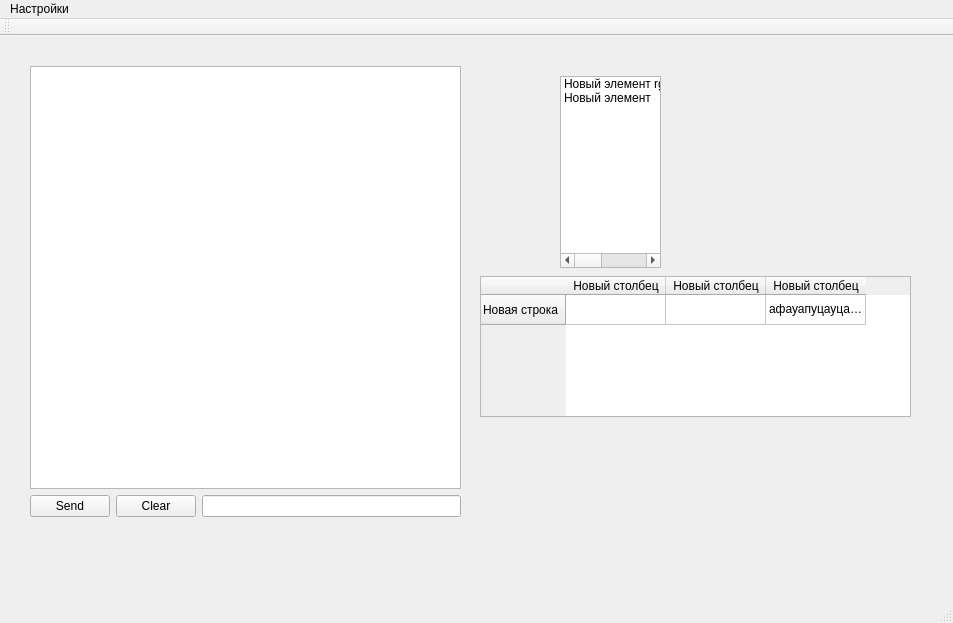
The window that mainwindow.ui (iamsaywhat/cutecom-terminal) describes before a commit, drawn with Qt 5.
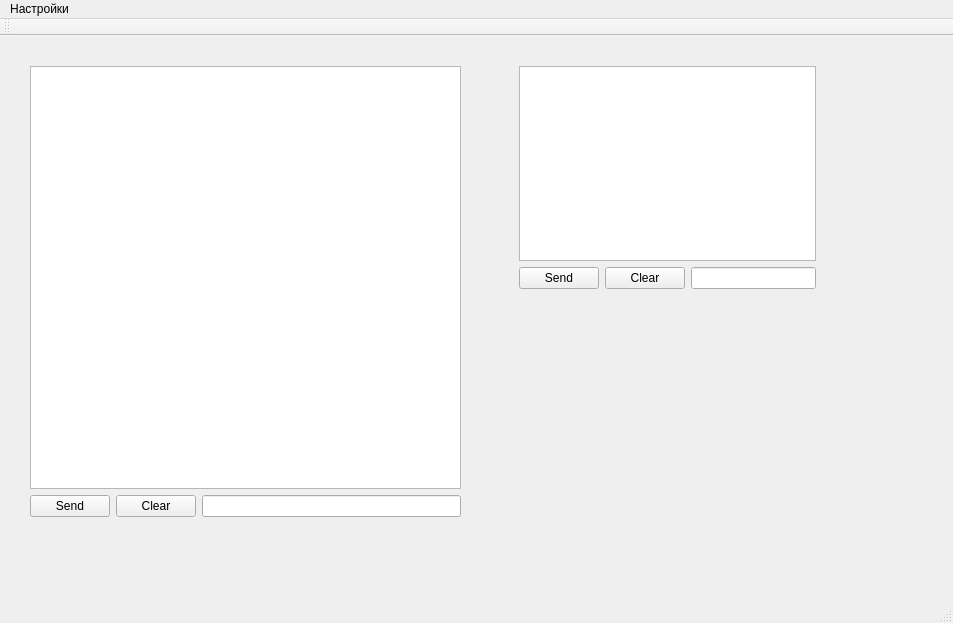
The same window after the commit.

Diff of the .ui file:
```diff
--- a/mainwindow.ui
+++ b/mainwindow.ui
@@ -55,68 +55,37 @@
      </item>
     </layout>
    </widget>
-   <widget class="QTableWidget" name="tableWidget">
+   <widget class="QWidget" name="">
     <property name="geometry">
      <rect>
-      <x>480</x>
-      <y>240</y>
-      <width>431</width>
-      <height>141</height>
+      <x>519</x>
+      <y>30</y>
+      <width>297</width>
+      <height>223</height>
      </rect>
     </property>
-    <row>
-     <property name="text">
-      <string>Новая строка</string>
-     </property>
-    </row>
-    <column>
-     <property name="text">
-      <string>Новый столбец</string>
-     </property>
-    </column>
-    <column>
-     <property name="text">
-      <string>Новый столбец</string>
-     </property>
-    </column>
-    <column>
-     <property name="text">
-      <string>Новый столбец</string>
-     </property>
-    </column>
-    <item row="0" column="0">
-     <property name="text">
-      <string/>
-     </property>
-     <property name="textAlignment">
-      <set>AlignJustify|AlignBottom</set>
-     </property>
-    </item>
-    <item row="0" column="2">
-     <property name="text">
-      <string>афауапуцауцауцауца\nуцауцауцауцауцауц</string>
-     </property>
-    </item>
-   </widget>
-   <widget class="QListWidget" name="listWidget">
-    <property name="geometry">
-     <rect>
-      <x>560</x>
-      <y>40</y>
-      <width>101</width>
-      <height>192</height>
-     </rect>
-    </property>
-    <item>
-     <property name="text">
-      <string>Новый элемент rgtrggtgtgtgtgtgtgtgtgtgtgtgtgtgt</string>
-     </property>
-    </item>
-    <item>
-     <property name="text">
-      <string>Новый элемент</string>
-     </property>
-    </item>
+    <layout class="QGridLayout" name="tebleLayout">
+     <item row="1" column="0">
+      <widget class="QPushButton" name="tableSendButton">
+       <property name="text">
+        <string>Send</string>
+       </property>
+      </widget>
+     </item>
+     <item row="1" column="2">
+      <widget class="QLineEdit" name="tableMessage"/>
+     </item>
+     <item row="1" column="1">
+      <widget class="QPushButton" name="tableClearButton">
+       <property name="text">
+        <string>Clear</string>
+       </property>
+      </widget>
+     </item>
+     <item row="0" column="0" colspan="3">
+      <widget class="QTableView" name="tableView"/>
+     </item>
+    </layout>
    </widget>
   </widget>
   <widget class="QMenuBar" name="menubar">
```
Left out of the diff: 2 changed lines with no effect on the pictures.
